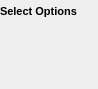
schrodinger/sketcher, file src/schrodinger/sketcher/ui/select_options_widget.ui: the form before one commit.
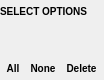
The form after the commit. Icons and pictures are not drawn. Custom widgets are drawn as their Qt base class.

Commit message: SKETCH-1345. Update select options widget to alter the second row of tools to All, None, and Delete.

The edit to the form file:
```diff
--- a/src/schrodinger/sketcher/ui/select_options_widget.ui
+++ b/src/schrodinger/sketcher/ui/select_options_widget.ui
@@ -6,8 +6,8 @@
    <rect>
     <x>0</x>
     <y>0</y>
-    <width>98</width>
-    <height>89</height>
+    <width>104</width>
+    <height>80</height>
    </rect>
   </property>
   <property name="sizePolicy">
@@ -47,11 +47,11 @@
      </property>
      <property name="styleSheet">
       <string notr="true">QLabel {
-font: bold 11px;
+font: bold 10px;
 }</string>
      </property>
      <property name="text">
-      <string>Select Options</string>
+      <string>SELECT OPTIONS</string>
      </property>
      <property name="margin">
       <number>3</number>
@@ -136,87 +136,63 @@
      <property name="spacing">
       <number>0</number>
      </property>
+     <item>
+      <widget class="QToolButton" name="select_all_btn">
+       <property name="minimumSize">
+        <size>
+         <width>0</width>
+         <height>24</height>
+        </size>
+       </property>
+       <property name="styleSheet">
+        <string notr="true">QToolButton {
+font: bold 10px;
+border : none; }</string>
+       </property>
+       <property name="text">
+        <string>All</string>
+       </property>
+      </widget>
+     </item>
      <item>
       <widget class="QToolButton" name="clear_selection_btn">
-       <property name="maximumSize">
+       <property name="minimumSize">
         <size>
-         <width>32</width>
-         <height>32</height>
+         <width>0</width>
+         <height>24</height>
         </size>
        </property>
        <property name="toolTip">
         <string>Clear selection</string>
        </property>
        <property name="styleSheet">
-        <string notr="true">QToolButton { border : none; }</string>
+        <string notr="true">QToolButton {
+font: bold 10px;
+border : none; }</string>
        </property>
        <property name="text">
-        <string/>
-       </property>
-       <property name="icon">
-        <iconset resource="sketcher.qrc">
-         <normaloff>:/icons/clear_selection.png</normaloff>:/icons/clear_selection.png</iconset>
-       </property>
-       <property name="iconSize">
-        <size>
-         <width>30</width>
-         <height>32</height>
-        </size>
+        <string>None</string>
        </property>
       </widget>
      </item>
      <item>
-      <widget class="QToolButton" name="delete_atoms_btn">
-       <property name="maximumSize">
+      <widget class="QToolButton" name="delete_selection_btn">
+       <property name="minimumSize">
         <size>
-         <width>32</width>
-         <height>32</height>
+         <width>0</width>
+         <height>24</height>
         </size>
        </property>
        <property name="toolTip">
         <string>Delete selected structure</string>
        </property>
        <property name="styleSheet">
-        <string notr="true">QToolButton { border : none; }</string>
+        <string notr="true">QToolButton {
+font: bold 10px;
+border : none; }</string>
        </property>
        <property name="text">
-        <string/>
-       </property>
-       <property name="icon">
-        <iconset resource="sketcher.qrc">
-         <normaloff>:/icons/delete_atoms.png</normaloff>:/icons/delete_atoms.png</iconset>
-       </property>
-       <property name="iconSize">
-        <size>
-         <width>30</width>
-         <height>32</height>
-        </size>
-       </property>
-      </widget>
-     </item>
-     <item>
-      <widget class="QToolButton" name="delete_bonds_btn">
-       <property name="maximumSize">
-        <size>
-         <width>32</width>
-         <height>32</height>
-        </size>
-       </property>
-       <property name="styleSheet">
-        <string notr="true">QToolButton { border : none; }</string>
-       </property>
-       <property name="text">
-        <string/>
-       </property>
-       <property name="icon">
-        <iconset resource="sketcher.qrc">
-         <normaloff>:/icons/delete_bonds.png</normaloff>:/icons/delete_bonds.png</iconset>
-       </property>
-       <property name="iconSize">
-        <size>
-         <width>30</width>
-         <height>32</height>
-        </size>
+        <string>Delete</string>
        </property>
       </widget>
      </item>
```
Left out of the diff: 4 changed lines with no effect on the pictures. The commit also changes 2 other files.
